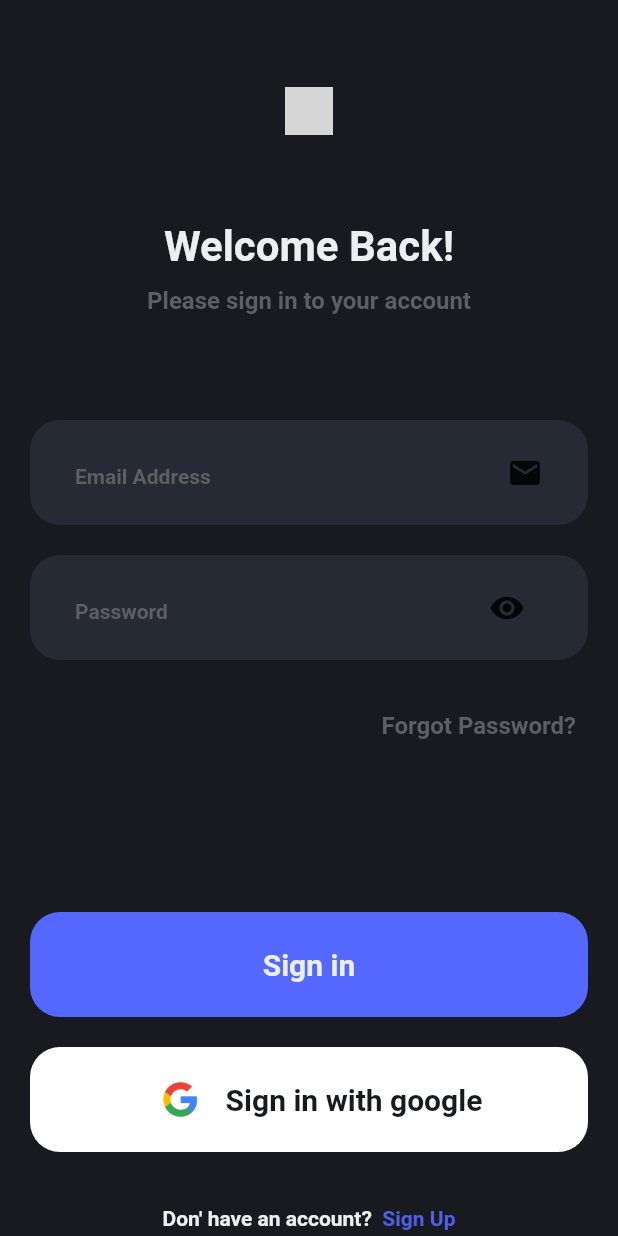
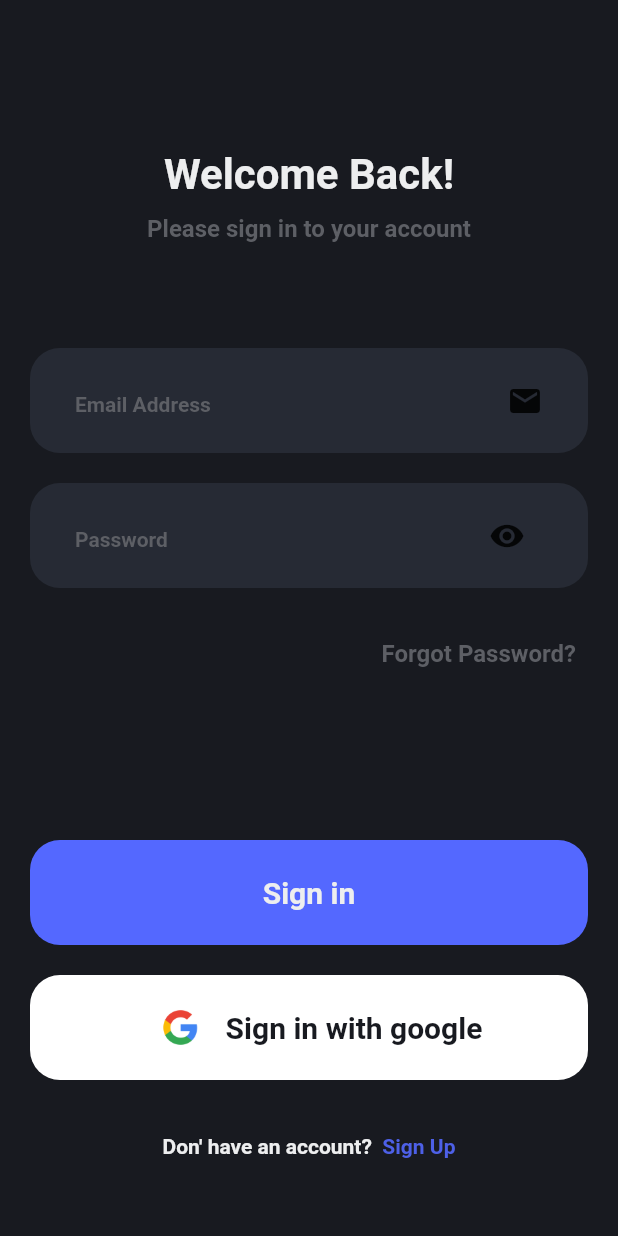
Before and after one commit to Abdallah49Raslan/Eccat_car, a Flutter app: the screen it shows after launch, after a tap on "Get Started", on a phone screen of 412 x 824 dp. Run offline on Flutter 3.47's test engine with Material 2 defaults, Android fonts, the phone set to English and light mode, and no system bars; our stand-ins replace cloud_firestore, firebase_auth, firebase_core, flutter_svg, google_sign_in; accounts and stored records are empty; grey boxes are pictures that could not be loaded.

```diff
--- a/auth_app/lib/page/login_page.dart
+++ b/auth_app/lib/page/login_page.dart
@@ -43,15 +43,6 @@ class _LoginPageState extends State<LoginPage> {
             key:formKey,
             child: Column(
               children: [
-                // logo button
-                GestureDetector(
-                  onTap: () {
-                    Navigator.push(context, MaterialPageRoute(builder: (context) => const StartPage()));
-                  },
-                  child: IconButton(
-                    icon: Image.asset('assets/image/logo.png', width: 50, height: 50), onPressed: () {  },
-                  ),
-                ),
                 //head of page
                 const SpaceVH(height: 50.0),
                 const Text(
--- a/auth_app/lib/widget/text_fild.dart
+++ b/auth_app/lib/widget/text_fild.dart
@@ -54,7 +54,7 @@ Widget textField({
         if (image != null)
           SvgPicture.asset(
             'assets/icon/$image',
-            height: 22,
+            height: 24,
             color: grayText,
           ),
       ],
```
